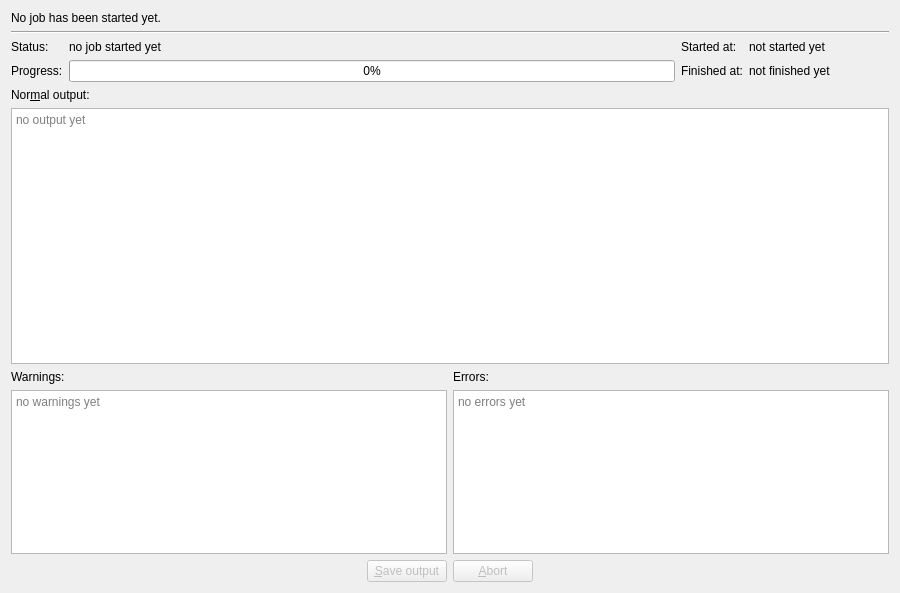
Before: the Qt Designer form src/mkvtoolnix-gui/forms/watch_jobs/tab.ui in jpsdr/MKVToolnix-Windows-7, drawn with Qt 5.
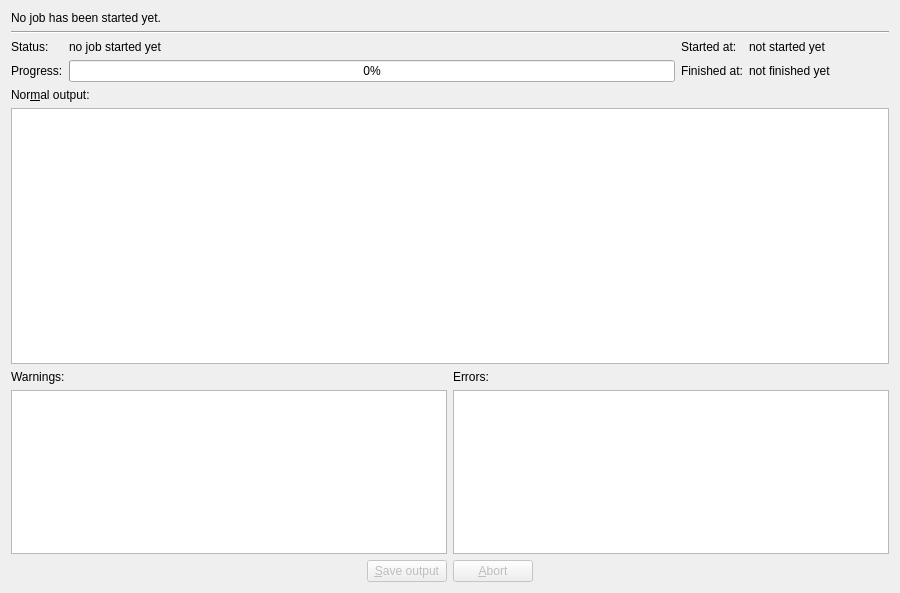
After: the same form once the commit is applied.

Commit message: GUI: fix compilation with Qt 5.2

Patch:
```diff
--- a/src/mkvtoolnix-gui/forms/watch_jobs/tab.ui
+++ b/src/mkvtoolnix-gui/forms/watch_jobs/tab.ui
@@ -128,9 +128,6 @@
          <property name="readOnly">
           <bool>true</bool>
          </property>
-         <property name="placeholderText">
-          <string>no output yet</string>
-         </property>
         </widget>
        </item>
       </layout>
@@ -163,9 +160,6 @@
            <property name="readOnly">
             <bool>true</bool>
            </property>
-           <property name="placeholderText">
-            <string>no warnings yet</string>
-           </property>
           </widget>
          </item>
         </layout>
@@ -196,9 +190,6 @@
            <property name="readOnly">
             <bool>true</bool>
            </property>
-           <property name="placeholderText">
-            <string>no errors yet</string>
-           </property>
           </widget>
          </item>
         </layout>
```
The commit also changes 1 other file.
